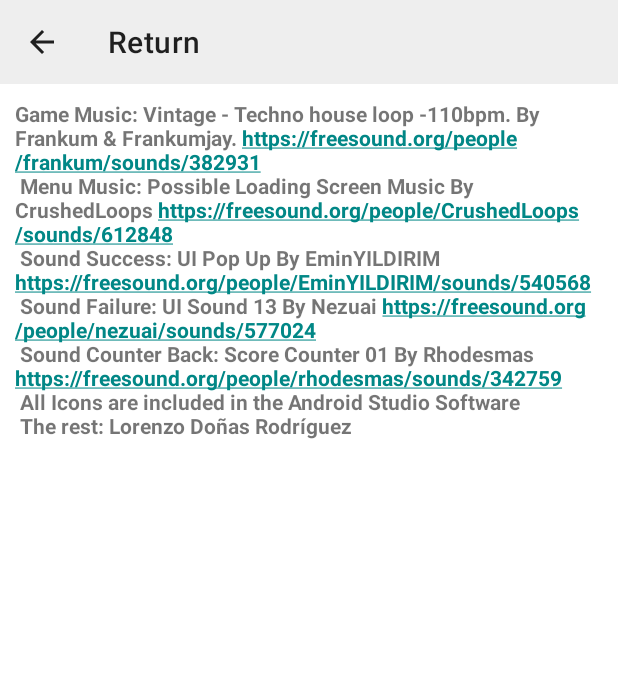
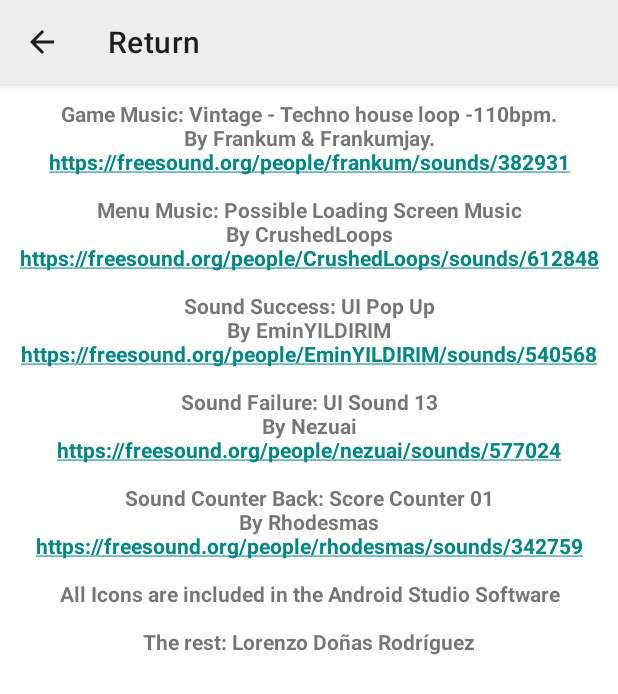
Before and after one commit to ldonas/PressTheButton, an Android app: the CreditsActivity screen opened directly, with no data from a screen before it, on a phone screen of 412 x 824 dp. Shown: the top 694 px of the screen. Run offline under Robolectric (Android 15) with nearby library versions, the phone set to English and light mode, and no system bars.

Commit message:
Version 1.0.4 Añadido el evento OnPause en todas las actividades para detener la música si se sale de la aplicación. Arreglada la pantalla de créditos.

```diff
--- a/app/src/main/java/com/loredo/pressthebutton/CreditsActivity.java
+++ b/app/src/main/java/com/loredo/pressthebutton/CreditsActivity.java
@@ -48,4 +48,12 @@ public class CreditsActivity extends AppCompatActivity {
             if(PreferenceManager.getDefaultSharedPreferences(this).getBoolean(getString(R.string.idMusic), true))
                 MediaPlay.MenuMusicPlayer(MediaPlay.STOP);
     }
+
+    @Override
+    protected void onResume() {
+        super.onResume();
+        if(PreferenceManager.getDefaultSharedPreferences(this).getBoolean(getString(R.string.idMusic), true))
+            MediaPlay.MenuMusicPlayer(MediaPlay.PLAY);
+        _bBackPressed = false;
+    }
 }
--- a/app/src/main/java/com/loredo/pressthebutton/MainActivity.java
+++ b/app/src/main/java/com/loredo/pressthebutton/MainActivity.java
@@ -39,7 +39,7 @@ public class MainActivity extends AppCompatActivity implements View.OnClickListe
 
     public static int ad = 0;
     private Button _btnPlay, _btnLeaderboard, _btnHelp, _btnSettings, _btnStats, _btnCredits, _btnSignIn;
-    private boolean _launchedIntent = false, _launchHelp = true;
+    private boolean _launchedIntent = false, _launchHelp = false;
     public static InterstitialAd mInterstitialAd;
     private ConsentForm _consentForm;
     public static AdRequest.Builder adRequest;
--- a/app/src/main/res/layout/activity_credits_actiity.xml
+++ b/app/src/main/res/layout/activity_credits_actiity.xml
@@ -18,6 +18,8 @@
             android:layout_width="match_parent"
             android:layout_height="wrap_content"
             android:layout_margin="10dp"
+            android:foregroundGravity="center"
+            android:gravity="center"
             android:orientation="vertical">
 
             <TextView
@@ -25,7 +27,8 @@
                 android:layout_width="wrap_content"
                 android:layout_height="wrap_content"
                 android:autoLink="web"
-                android:elegantTextHeight="false"
+                android:elegantTextHeight="true"
+                android:gravity="center"
                 android:linksClickable="true"
                 android:text="@string/textCredits"
                 android:textAlignment="center"
--- a/app/src/main/res/values/strings.xml
+++ b/app/src/main/res/values/strings.xml
@@ -61,29 +61,7 @@
     <string name="idConsent" translatable="false">Consent</string>
     <string name="URLPrivacy" translatable="false">https://agrosemillasgenetic.es/politica-de-privacidad-lorenzo-php/</string>
     <!-- Credits -->
-    <string name="textCredits" translatable="false">Game Music: Vintage - Techno house loop -110bpm.
-        By Frankum &amp; Frankumjay.
-        https://freesound.org/people/frankum/sounds/382931
-        \n
-        Menu Music: Possible Loading Screen Music
-        By CrushedLoops
-        https://freesound.org/people/CrushedLoops/sounds/612848
-        \n
-        Sound Success: UI Pop Up
-        By EminYILDIRIM
-        https://freesound.org/people/EminYILDIRIM/sounds/540568
-        \n
-        Sound Failure: UI Sound 13
-        By Nezuai
-        https://freesound.org/people/nezuai/sounds/577024
-        \n
-        Sound Counter Back: Score Counter 01
-        By Rhodesmas
-        https://freesound.org/people/rhodesmas/sounds/342759
-        \n
-        All Icons are included in the Android Studio Software
-        \n
-        The rest: Lorenzo Doñas Rodríguez</string>
+    <string name="textCredits" translatable="false">Game Music: Vintage - Techno house loop -110bpm.\nBy Frankum &amp; Frankumjay.\nhttps://freesound.org/people/frankum/sounds/382931\n\nMenu Music: Possible Loading Screen Music\nBy CrushedLoops\nhttps://freesound.org/people/CrushedLoops/sounds/612848\n\nSound Success: UI Pop Up\nBy EminYILDIRIM\nhttps://freesound.org/people/EminYILDIRIM/sounds/540568\n\nSound Failure: UI Sound 13\nBy Nezuai\nhttps://freesound.org/people/nezuai/sounds/577024\n\nSound Counter Back: Score Counter 01\nBy Rhodesmas\nhttps://freesound.org/people/rhodesmas/sounds/342759\n\nAll Icons are included in the Android Studio Software\n\nThe rest: Lorenzo Doñas Rodríguez</string>
 
     <!--Descripciones-->
     <string name="descriptionLogo" translatable="false">GameLogo</string>
@@ -136,7 +114,7 @@
     <string name="leaderboard_mejores_puntuaciones" translatable="false">CgkI_t_31eYVEAIQAA</string>
     <!-- Ads -->
     <string name="AppIdAds" translatable="false">ca-app-pub-3987144895253056~9864616531</string>
-    <string name="InterstitialAdUnitID" translatable="false">ca-app-pub-3987144895253056/7238453195</string>
+    <string name="InterstitialAdUnitID" translatable="false">ca-app-pub-3987144895253056/6828572853</string>
     <string name="AppIdAdsDebug" translatable="false">ca-app-pub-3940256099942544~3347511713</string>
     <string name="InterstitialAdUnitIDDebug" translatable="false">ca-app-pub-3940256099942544/1033173712</string>
 
```
Also changed, not shown: app/src/main/AndroidManifest.xml (+1 -9 lines), app/src/main/java/com/loredo/pressthebutton/HelpActivity.java (+8 -0 lines), app/src/main/java/com/loredo/pressthebutton/Juego.java (+8 -6 lines), app/src/main/java/com/loredo/pressthebutton/Leaderboard.java (+8 -0 lines), app/src/main/java/com/loredo/pressthebutton/SettingsActivity.java (+8 -0 lines), app/src/main/java/com/loredo/pressthebutton/StatsActivity.java (+8 -0 lines).
